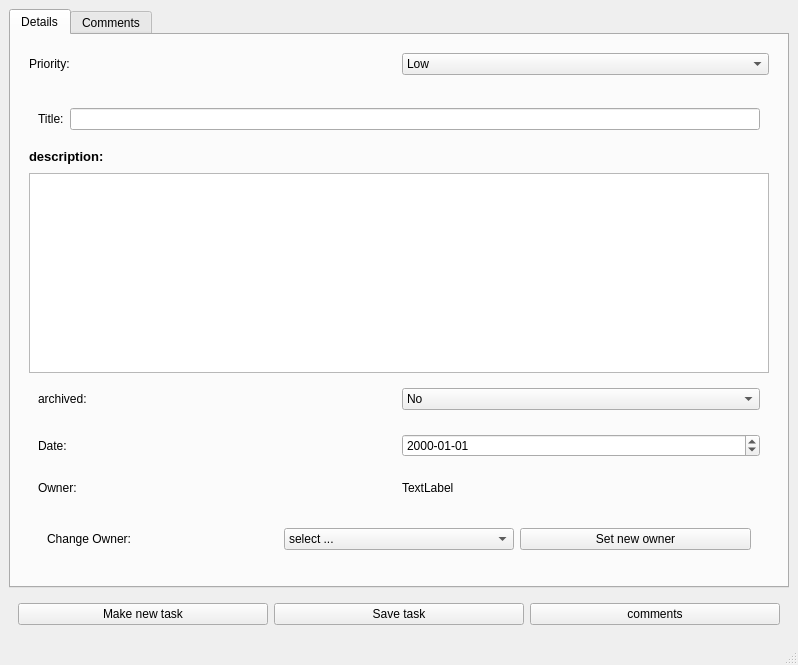
First picture: the form in ToDoListServer/taskwindow.ui, repository captain-moji/To_Do_List_Project, before the edit.
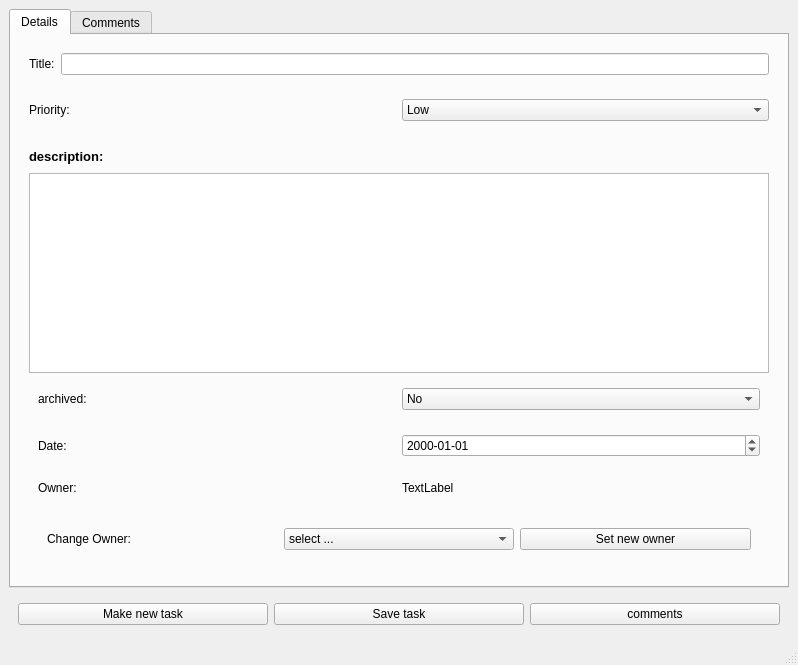
Second picture: the form after the edit.

```diff
--- a/ToDoListServer/taskwindow.ui
+++ b/ToDoListServer/taskwindow.ui
@@ -31,6 +31,22 @@
         <string>Details</string>
        </attribute>
        <layout class="QVBoxLayout" name="verticalLayout_4">
+        <item>
+         <widget class="QWidget" name="widget" native="true">
+          <layout class="QHBoxLayout" name="horizontalLayout">
+           <item>
+            <widget class="QLabel" name="title_label">
+             <property name="text">
+              <string>Title:</string>
+             </property>
+            </widget>
+           </item>
+           <item>
+            <widget class="QLineEdit" name="title_line_edit"/>
+           </item>
+          </layout>
+         </widget>
+        </item>
         <item>
          <widget class="QWidget" name="widget_6" native="true">
           <layout class="QHBoxLayout" name="horizontalLayout_5">
@@ -69,22 +85,6 @@
         <item>
          <widget class="QWidget" name="widget_2" native="true">
           <layout class="QVBoxLayout" name="verticalLayout_2">
-           <item>
-            <widget class="QWidget" name="widget" native="true">
-             <layout class="QHBoxLayout" name="horizontalLayout">
-              <item>
-               <widget class="QLabel" name="title_label">
-                <property name="text">
-                 <string>Title:</string>
-                </property>
-               </widget>
-              </item>
-              <item>
-               <widget class="QLineEdit" name="title_line_edit"/>
-              </item>
-             </layout>
-            </widget>
-           </item>
            <item>
             <widget class="QLabel" name="description_text">
              <property name="font">
```
